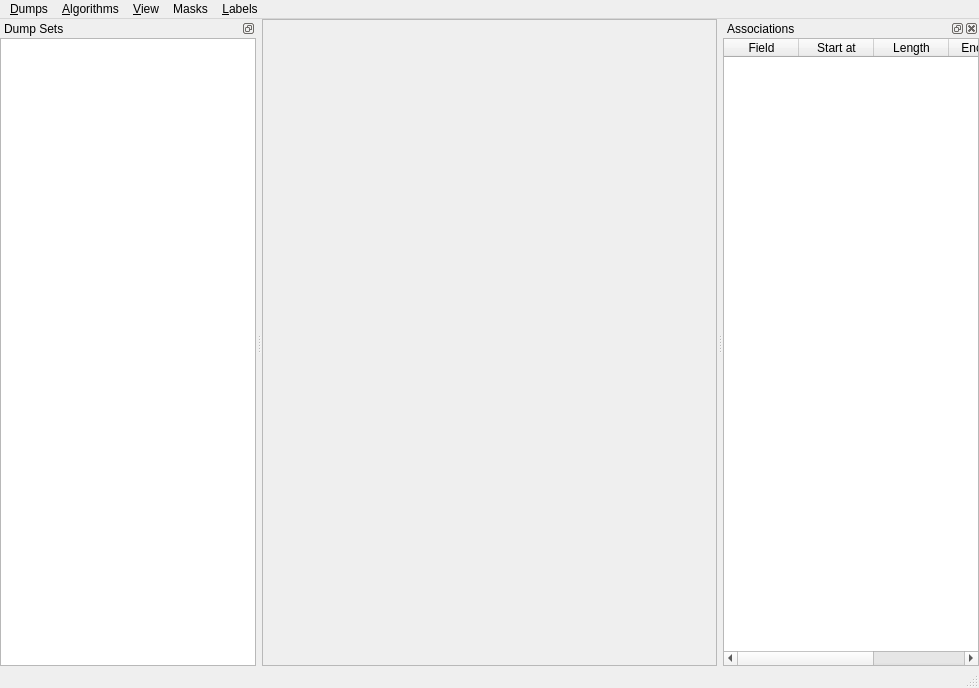
Old version of the form BitGrapher/ui/MainWindow.ui in the repository nhurman/data-carving.
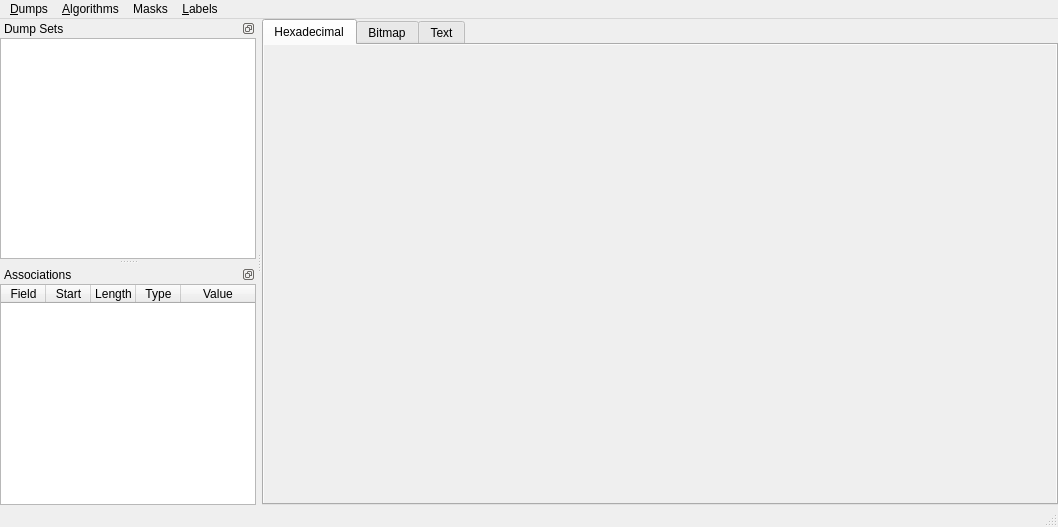
New version of the form. The open tabs and pages were chosen to show the change. Custom widgets are drawn as their Qt base class.

Commit message: Interface rework + bug fixing + added encodings + started associations

The edit to the form file:
```diff
--- a/BitGrapher/ui/MainWindow.ui
+++ b/BitGrapher/ui/MainWindow.ui
@@ -6,8 +6,8 @@
    <rect>
     <x>0</x>
     <y>0</y>
-    <width>979</width>
-    <height>688</height>
+    <width>1058</width>
+    <height>527</height>
    </rect>
   </property>
   <property name="windowTitle">
@@ -28,31 +28,134 @@
      <number>0</number>
     </property>
     <item>
-     <widget class="QScrollArea" name="scrollArea">
-      <property name="sizePolicy">
-       <sizepolicy hsizetype="Expanding" vsizetype="Expanding">
-        <horstretch>0</horstretch>
-        <verstretch>0</verstretch>
-       </sizepolicy>
+     <widget class="QTabWidget" name="tabWidget">
+      <property name="tabPosition">
+       <enum>QTabWidget::North</enum>
       </property>
-      <property name="verticalScrollBarPolicy">
-       <enum>Qt::ScrollBarAsNeeded</enum>
+      <property name="tabShape">
+       <enum>QTabWidget::Rounded</enum>
       </property>
-      <property name="horizontalScrollBarPolicy">
-       <enum>Qt::ScrollBarAsNeeded</enum>
+      <property name="currentIndex">
+       <number>2</number>
       </property>
-      <property name="widgetResizable">
-       <bool>true</bool>
+      <property name="elideMode">
+       <enum>Qt::ElideNone</enum>
       </property>
-      <widget class="QWidget" name="scrollAreaWidgetContents">
-       <property name="geometry">
-        <rect>
-         <x>0</x>
-         <y>0</y>
-         <width>463</width>
-         <height>635</height>
-        </rect>
-       </property>
+      <widget class="QWidget" name="tabHex">
+       <attribute name="title">
+        <string>Hexadecimal</string>
+       </attribute>
+       <layout class="QVBoxLayout" name="verticalLayout_4">
+        <property name="leftMargin">
+         <number>0</number>
+        </property>
+        <property name="topMargin">
+         <number>0</number>
+        </property>
+        <property name="rightMargin">
+         <number>0</number>
+        </property>
+        <property name="bottomMargin">
+         <number>0</number>
+        </property>
+        <item>
+         <widget class="QScrollArea" name="hexScroll">
+          <property name="frameShape">
+           <enum>QFrame::NoFrame</enum>
+          </property>
+          <property name="widgetResizable">
+           <bool>true</bool>
+          </property>
+          <widget class="QWidget" name="hexView">
+           <property name="geometry">
+            <rect>
+             <x>0</x>
+             <y>0</y>
+             <width>795</width>
+             <height>460</height>
+            </rect>
+           </property>
+          </widget>
+         </widget>
+        </item>
+       </layout>
+      </widget>
+      <widget class="QWidget" name="tabBmp">
+       <attribute name="title">
+        <string>Bitmap</string>
+       </attribute>
+       <layout class="QVBoxLayout" name="verticalLayout_5">
+        <property name="leftMargin">
+         <number>0</number>
+        </property>
+        <property name="topMargin">
+         <number>0</number>
+        </property>
+        <property name="rightMargin">
+         <number>0</number>
+        </property>
+        <property name="bottomMargin">
+         <number>0</number>
+        </property>
+        <item>
+         <widget class="QScrollArea" name="bmpScroll">
+          <property name="frameShape">
+           <enum>QFrame::NoFrame</enum>
+          </property>
+          <property name="widgetResizable">
+           <bool>true</bool>
+          </property>
+          <widget class="QWidget" name="bmpView">
+           <property name="geometry">
+            <rect>
+             <x>0</x>
+             <y>0</y>
+             <width>795</width>
+             <height>460</height>
+            </rect>
+           </property>
+          </widget>
+         </widget>
+        </item>
+       </layout>
+      </widget>
+      <widget class="QWidget" name="tabTxt">
+       <attribute name="title">
+        <string>Text</string>
+       </attribute>
+       <layout class="QVBoxLayout" name="verticalLayout_6">
+        <property name="leftMargin">
+         <number>0</number>
+        </property>
+        <property name="topMargin">
+         <number>0</number>
+        </property>
+        <property name="rightMargin">
+         <number>0</number>
+        </property>
+        <property name="bottomMargin">
+         <number>0</number>
+        </property>
+        <item>
+         <layout class="QVBoxLayout" name="verticalLayout_7">
+          <property name="leftMargin">
+           <number>6</number>
+          </property>
+          <property name="topMargin">
+           <number>6</number>
+          </property>
+          <property name="rightMargin">
+           <number>6</number>
+          </property>
+          <property name="bottomMargin">
+           <number>6</number>
+          </property>
+          <item>
+           <widget class="TextViewWidget" name="txtView" native="true"/>
+          </item>
+         </layout>
+        </item>
+       </layout>
       </widget>
      </widget>
     </item>
@@ -63,8 +166,8 @@
     <rect>
      <x>0</x>
      <y>0</y>
-     <width>979</width>
-     <height>26</height>
+     <width>1058</width>
+     <height>21</height>
     </rect>
    </property>
    <widget class="QMenu" name="menuDumps">
@@ -95,14 +198,6 @@
     <addaction name="actionNew_Line"/>
     <addaction name="actionDelete_Line"/>
    </widget>
-   <widget class="QMenu" name="menuView">
-    <property name="title">
-     <string>&amp;View</string>
-    </property>
-    <addaction name="actionBitmap"/>
-    <addaction name="actionHexadecimal"/>
-    <addaction name="actionText"/>
-   </widget>
    <widget class="QMenu" name="menuMasks">
     <property name="title">
      <string>Masks</string>
@@ -114,7 +209,6 @@
    </widget>
    <addaction name="menuDumps"/>
    <addaction name="menuAlgorithms"/>
-   <addaction name="menuView"/>
    <addaction name="menuMasks"/>
    <addaction name="menuLabels"/>
   </widget>
@@ -180,11 +274,17 @@
    </widget>
   </widget>
   <widget class="QDockWidget" name="dockAssoc">
+   <property name="features">
+    <set>QDockWidget::DockWidgetFloatable|QDockWidget::DockWidgetMovable</set>
+   </property>
+   <property name="allowedAreas">
+    <set>Qt::LeftDockWidgetArea|Qt::RightDockWidgetArea</set>
+   </property>
    <property name="windowTitle">
     <string>Associations</string>
    </property>
    <attribute name="dockWidgetArea">
-    <number>2</number>
+    <number>1</number>
    </attribute>
    <widget class="QWidget" name="dockWidgetContents_2">
     <layout class="QVBoxLayout" name="verticalLayout_2">
@@ -215,7 +315,7 @@
         <number>5</number>
        </property>
        <attribute name="horizontalHeaderDefaultSectionSize">
-        <number>75</number>
+        <number>45</number>
        </attribute>
        <attribute name="horizontalHeaderStretchLastSection">
         <bool>true</bool>
@@ -230,7 +330,7 @@
        </column>
        <column>
         <property name="text">
-         <string>Start at</string>
+         <string>Start</string>
         </property>
        </column>
        <column>
@@ -240,7 +340,7 @@
        </column>
        <column>
         <property name="text">
-         <string>Encoding</string>
+         <string>Type</string>
         </property>
        </column>
        <column>
@@ -394,6 +494,12 @@
    <extends>QTableWidget</extends>
    <header>ui/AssociationViewWidget.h</header>
   </customwidget>
+  <customwidget>
+   <class>TextViewWidget</class>
+   <extends>QWidget</extends>
+   <header>ui/TextViewWidget.h</header>
+   <container>1</container>
+  </customwidget>
  </customwidgets>
  <resources/>
  <connections/>
```
The commit also changes 28 other files.
